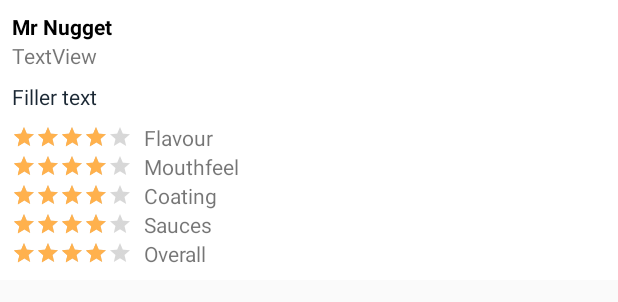
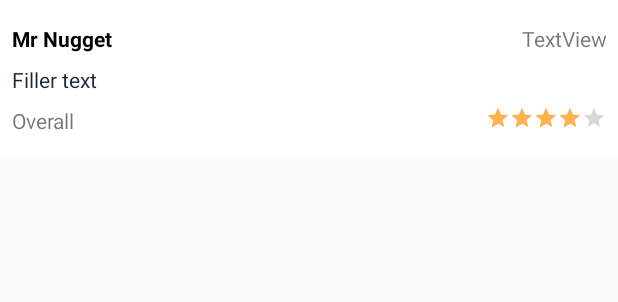
Before and after one commit to nathanhollows/NuggetNav, an Android app: the layout review.xml on its own in the app's theme, with its tools: preview values and no code run, on a phone screen of 412 x 824 dp. Shown: the top 302 px of the screen. Run offline under Robolectric (Android 15) with nearby library versions, the phone set to English and light mode, and no system bars.

Commit message:
Reformat reviews more inline with #11

```diff
--- a/app/src/main/java/com/nuggetwatch/nuggetnav/MapActivity.java
+++ b/app/src/main/java/com/nuggetwatch/nuggetnav/MapActivity.java
@@ -33,7 +33,6 @@ import com.mapbox.mapboxsdk.camera.CameraUpdateFactory;
 import com.mapbox.mapboxsdk.geometry.LatLng;
 import com.mapbox.mapboxsdk.location.LocationComponent;
 import com.mapbox.mapboxsdk.location.LocationComponentActivationOptions;
-import com.mapbox.mapboxsdk.location.LocationComponentOptions;
 import com.mapbox.mapboxsdk.location.modes.CameraMode;
 import com.mapbox.mapboxsdk.location.modes.RenderMode;
 import com.mapbox.mapboxsdk.maps.MapView;
@@ -95,7 +94,6 @@ public class MapActivity extends AppCompatActivity implements OnMapReadyCallback
     private GeoJsonSource source;
     private MapView mapView;
     private MapboxMap mapboxMap;
-    private Toolbar mTopToolbar;
 
     @Override
     protected void onCreate(Bundle savedInstanceState) {
@@ -115,7 +113,7 @@ public class MapActivity extends AppCompatActivity implements OnMapReadyCallback
         animation.setDuration(0);
         animation.start();
 
-        mTopToolbar = (Toolbar) findViewById(R.id.toolbar);
+        Toolbar mTopToolbar = (Toolbar) findViewById(R.id.toolbar);
         setSupportActionBar(mTopToolbar);
 
         Button see_reviews = findViewById(R.id.see_reviews);
--- a/app/src/main/java/com/nuggetwatch/nuggetnav/ReviewAdapter.java
+++ b/app/src/main/java/com/nuggetwatch/nuggetnav/ReviewAdapter.java
@@ -9,6 +9,9 @@ import android.widget.TextView;
 
 import androidx.recyclerview.widget.RecyclerView;
 
+import java.text.ParseException;
+import java.text.SimpleDateFormat;
+import java.util.Date;
 import java.util.List;
 
 public class ReviewAdapter extends RecyclerView.Adapter<ReviewAdapter.ViewHolder> {
@@ -35,13 +38,17 @@ public class ReviewAdapter extends RecyclerView.Adapter<ReviewAdapter.ViewHolder
     public void onBindViewHolder(ViewHolder holder, int position) {
         ReviewModel review = mData.get(position);
         holder.name.setText(review.getName());
-        holder.date.setText(review.getDate());
         holder.comments.setText(review.getComments());
-        holder.flavour.setRating(review.getFlavour());
-        holder.mouthfeel.setRating(review.getMouthfeel());
-        holder.coating.setRating(review.getCoating());
-        holder.sauces.setRating(review.getSauces());
         holder.overall.setRating(review.getOverall());
+
+        SimpleDateFormat format = new SimpleDateFormat("yyyy-MM-dd HH:mm:ss");
+        SimpleDateFormat newFormat = new SimpleDateFormat("dd MMMM");
+        try {
+            Date date = format.parse (review.getDate());
+            holder.date.setText(newFormat.format(date));
+        } catch (ParseException e) {
+            e.printStackTrace();
+        }
     }
 
     // total number of rows
@@ -56,10 +63,6 @@ public class ReviewAdapter extends RecyclerView.Adapter<ReviewAdapter.ViewHolder
         TextView name;
         TextView date;
         TextView comments;
-        RatingBar flavour;
-        RatingBar mouthfeel;
-        RatingBar coating;
-        RatingBar sauces;
         RatingBar overall;
 
 
@@ -68,10 +71,6 @@ public class ReviewAdapter extends RecyclerView.Adapter<ReviewAdapter.ViewHolder
             name = itemView.findViewById(R.id.name);
             date = itemView.findViewById(R.id.date);
             comments = itemView.findViewById(R.id.comments);
-            flavour = itemView.findViewById(R.id.flavourBar);
-            mouthfeel = itemView.findViewById(R.id.mouthfeelBar);
-            coating = itemView.findViewById(R.id.coatingBar);
-            sauces = itemView.findViewById(R.id.saucesBar);
             overall = itemView.findViewById(R.id.overallBar);
             itemView.setOnClickListener(this);
         }
--- a/app/src/main/res/layout/review.xml
+++ b/app/src/main/res/layout/review.xml
@@ -6,7 +6,15 @@
     android:layout_height="wrap_content"
     android:background="@android:color/white"
     android:orientation="vertical"
-    android:padding="8dp">
+    android:paddingLeft="8dp"
+    android:paddingTop="16dp"
+    android:paddingRight="8dp"
+    android:paddingBottom="16dp">
+
+    <LinearLayout
+        android:layout_width="match_parent"
+        android:layout_height="match_parent"
+        android:orientation="horizontal">
 
         <TextView
             android:id="@+id/name"
@@ -20,7 +28,9 @@
             android:id="@+id/date"
             android:layout_width="match_parent"
             android:layout_height="wrap_content"
+            android:gravity="right"
             android:text="TextView" />
+    </LinearLayout>
 
     <TextView
         android:id="@+id/comments"
@@ -28,6 +38,10 @@
         android:layout_height="wrap_content"
         android:layout_marginTop="8dp"
         android:layout_marginBottom="8dp"
+        android:ellipsize="end"
+        android:maxLines="3"
+        android:scrollHorizontally="true"
+        android:singleLine="false"
         android:text="Filler text"
         android:textColor="@color/textColor"
         android:textSize="14sp"
@@ -36,132 +50,33 @@
     <LinearLayout
         android:layout_width="match_parent"
         android:layout_height="match_parent"
+        android:gravity="right"
         android:orientation="horizontal">
 
+        <TextView
+            android:id="@+id/overall"
+            android:layout_width="wrap_content"
+            android:layout_height="wrap_content"
+            android:text="@string/overall" />
+
+        <RelativeLayout
+            android:layout_width="match_parent"
+            android:layout_height="match_parent"
+            android:gravity="right">
+
             <RatingBar
-            android:id="@+id/flavourBar"
+                android:id="@+id/overallBar"
                 style="?android:attr/ratingBarStyleSmall"
                 android:layout_width="wrap_content"
                 android:layout_height="wrap_content"
-            android:layout_gravity="center"
-            android:layout_marginRight="8dp"
                 android:isIndicator="true"
                 android:numStars="5"
                 android:rating="4"
                 android:scaleX="1"
                 android:scaleY="1"
                 android:stepSize="1" />
-
-        <TextView
-            android:id="@+id/flavour"
-            android:layout_width="wrap_content"
-            android:layout_height="wrap_content"
-            android:text="@string/flavour" />
-    </LinearLayout>
-
-    <LinearLayout
-        android:layout_width="match_parent"
-        android:layout_height="match_parent"
-        android:orientation="horizontal">
-
-        <RatingBar
-            android:id="@+id/mouthfeelBar"
-            style="?android:attr/ratingBarStyleSmall"
-            android:layout_width="wrap_content"
-            android:layout_height="wrap_content"
-            android:layout_marginRight="8dp"
-            android:layout_gravity="center"
-            android:isIndicator="true"
-            android:numStars="5"
-            android:rating="4"
-            android:scaleX="1"
-            android:scaleY="1"
-            android:stepSize="1" />
-
-        <TextView
-            android:id="@+id/mouthfeel"
-            android:layout_width="wrap_content"
-            android:layout_height="wrap_content"
-            android:text="@string/mouthfeel" />
-    </LinearLayout>
-
-    <LinearLayout
-        android:layout_width="match_parent"
-        android:layout_height="match_parent"
-        android:orientation="horizontal">
-
-        <RatingBar
-            android:id="@+id/coatingBar"
-            style="?android:attr/ratingBarStyleSmall"
-            android:layout_width="wrap_content"
-            android:layout_height="wrap_content"
-            android:layout_marginRight="8dp"
-            android:layout_gravity="center"
-            android:isIndicator="true"
-            android:numStars="5"
-            android:rating="4"
-            android:scaleX="1"
-            android:scaleY="1"
-            android:stepSize="1" />
-
-        <TextView
-            android:id="@+id/coating"
-            android:layout_width="wrap_content"
-            android:layout_height="wrap_content"
-            android:text="@string/coating" />
-    </LinearLayout>
-
-    <LinearLayout
-        android:layout_width="match_parent"
-        android:layout_height="match_parent"
-        android:orientation="horizontal">
-
-        <RatingBar
-            android:id="@+id/saucesBar"
-            style="?android:attr/ratingBarStyleSmall"
-            android:layout_width="wrap_content"
-            android:layout_height="wrap_content"
-            android:layout_marginRight="8dp"
-            android:layout_gravity="center"
-            android:isIndicator="true"
-            android:numStars="5"
-            android:rating="4"
-            android:scaleX="1"
-            android:scaleY="1"
-            android:stepSize="1" />
-
-        <TextView
-            android:id="@+id/sauces"
-            android:layout_width="wrap_content"
-            android:layout_height="wrap_content"
-            android:text="@string/sauces" />
+        </RelativeLayout>
 
     </LinearLayout>
 
-    <LinearLayout
-        android:layout_width="match_parent"
-        android:layout_height="match_parent"
-        android:orientation="horizontal">
-
-        <RatingBar
-            android:id="@+id/overallBar"
-            style="?android:attr/ratingBarStyleSmall"
-            android:layout_width="wrap_content"
-            android:layout_height="wrap_content"
-            android:layout_marginRight="8dp"
-            android:layout_gravity="center"
-            android:isIndicator="true"
-            android:numStars="5"
-            android:rating="4"
-            android:scaleX="1"
-            android:scaleY="1"
-            android:stepSize="1" />
-
-        <TextView
-            android:id="@+id/overall"
-            android:layout_width="wrap_content"
-            android:layout_height="wrap_content"
-            android:text="@string/overall" />
 </LinearLayout>
-
-</LinearLayout>
```
Lines whose indentation alone changed are shown as unchanged.
